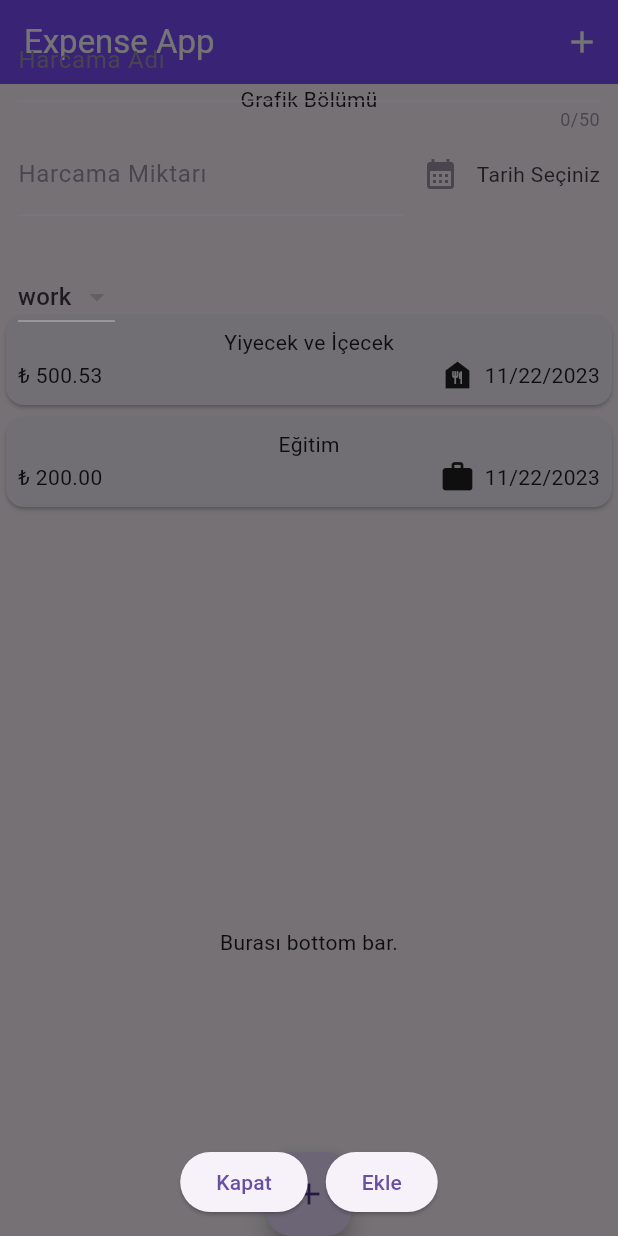
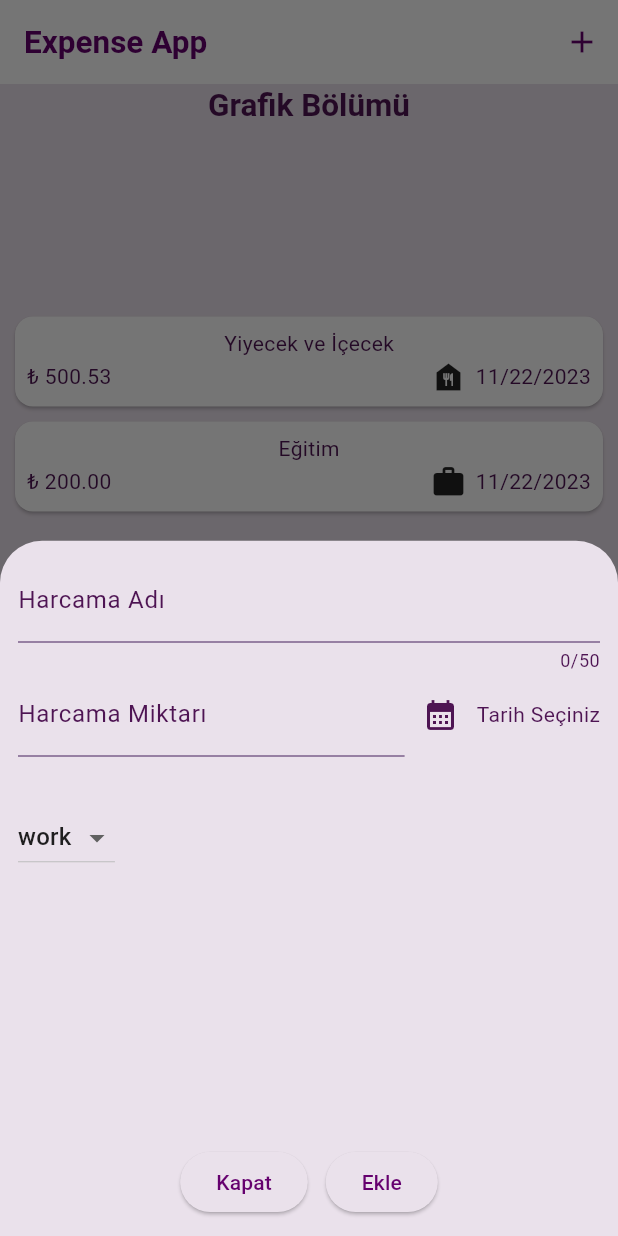
Before and after one commit to smakckbl/ExpenseApp, a Flutter app: the screen it shows after launch, after a tap on the "add" icon, on a phone screen of 412 x 824 dp. Run offline on Flutter 3.47's test engine with Material 2 defaults, Android fonts, the phone set to English and light mode, and no system bars.

Commit message:
21.11.2023

```diff
--- a/lib/main.dart
+++ b/lib/main.dart
@@ -1,7 +1,42 @@
 import 'package:expenseapp/pages/main_page.dart';
 import 'package:flutter/material.dart';
 
+ColorScheme colorScheme1 = const ColorScheme(
+    brightness: Brightness.light,
+    primary: Color.fromARGB(255, 101, 0, 110),
+    onPrimary: Colors.white,
+    secondary: Color.fromARGB(255, 101, 0, 110),
+    onSecondary: Color.fromARGB(255, 101, 0, 110),
+    error: Color.fromARGB(255, 197, 23, 11),
+    onError: Color.fromARGB(255, 228, 4, 4),
+    background: Color.fromARGB(255, 123, 96, 139),
+    onBackground: Color.fromARGB(255, 123, 96, 139),
+    onSurface: Color.fromARGB(255, 78, 20, 83),
+    surface: Color.fromARGB(255, 234, 225, 235));
+CardTheme cardTheme1 = const CardTheme(color: Color.fromARGB(192, 71, 22, 65));
+TextTheme textTheme1 = const TextTheme(
+    bodyLarge: TextStyle(color: Colors.white),
+    titleLarge: TextStyle(color: Colors.white));
+
 void main() {
-  runApp(MaterialApp(
-      theme: ThemeData(useMaterial3: true), home: const MainPage()));
+  runApp(
+    MaterialApp(
+      theme: ThemeData(
+          useMaterial3: true,
+          colorScheme: colorScheme1,
+          appBarTheme: AppBarTheme(
+              backgroundColor: colorScheme1.onPrimaryContainer,
+              foregroundColor: colorScheme1.primaryContainer),
+          cardTheme: CardTheme(
+            color: colorScheme1.onPrimaryContainer,
+            margin: EdgeInsets.symmetric(horizontal: 10, vertical: 5),
+          ),
+          textTheme: ThemeData().textTheme.copyWith(
+                titleLarge:
+                    TextStyle(fontWeight: FontWeight.bold, fontSize: 21),
+                bodyMedium: TextStyle(),
+              )),
+      home: MainPage(),
+    ),
+  );
 }
--- a/lib/pages/expenses_page.dart
+++ b/lib/pages/expenses_page.dart
@@ -1,69 +1,59 @@
 import 'package:expenseapp/models/expense.dart';
 import 'package:expenseapp/widgets/expense_item.dart';
-import 'package:expenseapp/widgets/new_expense.dart'; // Yeni ekledik
-
 import 'package:flutter/material.dart';
 
 class ExpensesPage extends StatefulWidget {
-  const ExpensesPage({Key? key}) : super(key: key);
+  const ExpensesPage(this.expenses, this.onRemove, {Key? key})
+      : super(key: key);
+  final List<Expense> expenses;
+  final void Function(Expense expense) onRemove;
 
   @override
   _ExpensesPageState createState() => _ExpensesPageState();
 }
 
 class _ExpensesPageState extends State<ExpensesPage> {
-  List<Expense> expenses = [
-    Expense(
-        name: "Yiyecek ve İçecek",
-        price: 500.529,
-        date: DateTime.now(),
-        category: Category.food),
-    Expense(
-        name: "Eğitim",
-        price: 200,
-        date: DateTime.now(),
-        category: Category.work),
-  ];
-
   @override
   Widget build(BuildContext context) {
     return Center(
       child: Column(
         mainAxisAlignment: MainAxisAlignment.center,
         children: [
-          const SizedBox(
+          SizedBox(
             height: 150,
-            child: Text("Grafik Bölümü"),
+            child: Text(
+              "Grafik Bölümü",
+              style: Theme.of(context).textTheme.titleLarge,
+            ),
           ),
           Expanded(
             child: ListView.builder(
-              itemCount: expenses.length,
+              itemCount: widget.expenses.length,
               itemBuilder: (context, index) {
-                return ExpenseItem(expenses[index]);
+                return Dismissible(
+                  key: ValueKey(widget.expenses[index]),
+                  child: ExpenseItem(widget.expenses[index]),
+                  onDismissed: (direction) {
+                    Expense removedExpense = widget.expenses[index];
+                    widget.onRemove(removedExpense);
+
+                    ScaffoldMessenger.of(context).showSnackBar(
+                      SnackBar(
+                        content: Text("Gider Silindi"),
+                        action: SnackBarAction(
+                          label: "Geri Al",
+                          onPressed: () {
+                            setState(() {
+                              widget.expenses.insert(index, removedExpense);
+                            });
+                          },
+                        ),
+                      ),
+                    );
+                  },
+                );
               },
             ),
-          ),
-          const SizedBox(
-            height: 150,
-            child: Text("Burası bottom bar."),
-          ),
-          FloatingActionButton(
-            onPressed: () {
-              // YeniExpense ekranını göster
-              showDialog(
-                context: context,
-                builder: (context) => NewExpense(),
-              ).then((result) {
-                // Eğer NewExpense ekranından bir sonuç dönerse (mesela ekleme yapıldıysa),
-                // expenses listesini güncelle
-                if (result != null && result is Expense) {
-                  setState(() {
-                    expenses.add(result);
-                  });
-                }
-              });
-            },
-            child: Icon(Icons.add),
           ),
         ],
       ),
--- a/lib/pages/main_page.dart
+++ b/lib/pages/main_page.dart
@@ -1,3 +1,4 @@
+import 'package:expenseapp/models/expense.dart';
 import 'package:expenseapp/pages/expenses_page.dart';
 import 'package:expenseapp/widgets/new_expense.dart';
 import 'package:flutter/material.dart';
@@ -10,26 +11,49 @@ class MainPage extends StatefulWidget {
 }
 
 class _MainPageState extends State<MainPage> {
+  List<Expense> expenses = [
+    Expense(
+        name: "Yiyecek ve İçecek",
+        price: 500.529,
+        date: DateTime.now(),
+        category: Category.food),
+    Expense(
+        name: "Eğitim",
+        price: 200,
+        date: DateTime.now(),
+        category: Category.work),
+  ];
+
+  addExpense(Expense expense) {
+    setState(() {
+      expenses.add(expense);
+    });
+  }
+
+  removeExpense(Expense expense) {
+    setState(() {
+      expenses.remove(expense);
+    });
+  }
+
   @override
   Widget build(BuildContext context) {
     return Scaffold(
       appBar: AppBar(
-        foregroundColor: Colors.white,
         title: const Text("Expense App"),
-        backgroundColor: Colors.deepPurpleAccent,
         actions: [
           IconButton(
               onPressed: () {
                 showModalBottomSheet(
                     context: context,
                     builder: (ctx) {
-                      return NewExpense();
+                      return NewExpense(addExpense);
                     });
               },
               icon: const Icon(Icons.add))
         ],
       ),
-      body: const ExpensesPage(),
+      body: ExpensesPage(expenses, removeExpense),
     );
   }
 }
--- a/lib/widgets/new_expense.dart
+++ b/lib/widgets/new_expense.dart
@@ -3,8 +3,8 @@ import 'package:flutter/material.dart';
 import 'package:intl/intl.dart';
 
 class NewExpense extends StatefulWidget {
-  const NewExpense({Key? key}) : super(key: key);
-
+  const NewExpense(this.onAdd, {Key? key}) : super(key: key);
+  final void Function(Expense expense) onAdd;
   @override
   _NewExpenseState createState() => _NewExpenseState();
 }
@@ -16,35 +16,33 @@ class _NewExpenseState extends State<NewExpense> {
   Category _selectedCategory = Category.work;
 
   void _openDatePicker() async {
-    DateTime today = DateTime.now();
+    DateTime today = DateTime.now(); // 16.11.2023
+    // 2022, 11, 16
     DateTime oneYearAgo = DateTime(today.year - 1, today.month, today.day);
-
+    // showDatePicker(
+    //         context: context,
+    //         initialDate: today,
+    //         firstDate: oneYearAgo,
+    //         lastDate: today)
+    // .then((value) {
+    //   async işlemden cevap ne zaman gelirse bu bloğu çalıştır..
+    //   print(value);
+    // });
+    // async function => await etmek
+    // nullable
+    // 14:20
     DateTime? selectedDate = await showDatePicker(
         context: context,
         initialDate: _selectedDate == null ? today : _selectedDate!,
         firstDate: oneYearAgo,
-      lastDate: today,
-    );
-
+        lastDate: today);
     setState(() {
       _selectedDate = selectedDate;
     });
+    print("Merhaba");
+    // sync => bir satır çalışmasını bitirmeden alt satıra geçemez.
+    // async => async olan satır sadece tetiklenir kod aşağıya doğru çalışmaya devam eder
   }
-
-  void _saveExpense() {
-    if (_formKey.currentState?.validate() ?? false) {
-      Expense newExpense = Expense(
-        name: _expenseNameController.text,
-        price: double.parse(_expensePriceController.text),
-        date: _selectedDate ?? DateTime.now(),
-        category: _selectedCategory,
-      );
-
-      Navigator.pop(context, newExpense);
-    }
-  }
-
-  final GlobalKey<FormState> _formKey = GlobalKey<FormState>();
 
   @override
   Widget build(BuildContext context) {
@@ -52,49 +50,32 @@ class _NewExpenseState extends State<NewExpense> {
       width: double.infinity,
       child: Padding(
         padding: EdgeInsets.all(12.0),
-        child: Form(
-          key: _formKey,
-          child: Column(
-            children: [
-              TextFormField(
+        child: Column(children: [
+          TextField(
             controller: _expenseNameController,
             maxLength: 50,
             decoration: InputDecoration(labelText: "Harcama Adı"),
-                validator: (value) {
-                  if (value == null || value.isEmpty) {
-                    return 'Lütfen harcama adını girin';
-                  }
-                  return null;
-                },
           ),
           Row(
             children: [
               Expanded(
-                    child: TextFormField(
+                child: TextField(
                   controller: _expensePriceController,
                   keyboardType: TextInputType.number,
                   decoration: const InputDecoration(
-                        labelText: "Harcama Miktarı",
-                        prefixText: "₺",
-                      ),
-                      validator: (value) {
-                        if (value == null || value.isEmpty) {
-                          return 'Lütfen harcama miktarını girin';
-                        }
-                        return null;
-                      },
+                      labelText: "Harcama Miktarı", prefixText: "₺"),
                 ),
               ),
               IconButton(
                   onPressed: () => _openDatePicker(),
-                    icon: const Icon(Icons.calendar_month),
-                  ),
-                  Text(
-                    _selectedDate == null
+                  icon: const Icon(Icons.calendar_month)),
+              // ternary operator
+              Text(_selectedDate == null
                   ? "Tarih Seçiniz"
-                        : DateFormat.yMd().format(_selectedDate!),
-                  ),
+                  : DateFormat.yMd().format(_selectedDate!)),
             ],
+            // String?  a
+            // String => a!
           ),
           const SizedBox(
             height: 30,
@@ -105,16 +86,13 @@ class _NewExpenseState extends State<NewExpense> {
                   value: _selectedCategory,
                   items: Category.values.map((category) {
                     return DropdownMenuItem(
-                        value: category,
-                        child: Text(category.name),
-                      );
+                        value: category, child: Text(category.name));
                   }).toList(),
                   onChanged: (value) {
                     setState(() {
                       if (value != null) _selectedCategory = value;
                     });
-                    },
-                  )
+                  })
             ],
           ),
           const Spacer(),
@@ -125,22 +103,29 @@ class _NewExpenseState extends State<NewExpense> {
                   onPressed: () {
                     Navigator.pop(context);
                   },
-                    child: const Text("Kapat"),
-                  ),
+                  child: const Text("Kapat")),
               const SizedBox(
                 width: 12,
               ),
               ElevatedButton(
                   onPressed: () {
-                      _saveExpense();
+                    double? price =
+                        double.tryParse(_expensePriceController.text);
+
+                    // validation
+
+                    Expense expense = Expense(
+                        name: _expenseNameController.text,
+                        price: price!,
+                        date: _selectedDate!,
+                        category: _selectedCategory);
+                    widget.onAdd(expense);
+                    Navigator.pop(context);
                   },
-                    child: Text("Ekle"),
-                  ),
+                  child: Text("Ekle")),
             ],
           ),
-            ],
-          ),
-        ),
+        ]),
       ),
     );
   }
```
Lines whose indentation alone changed are shown as unchanged.
